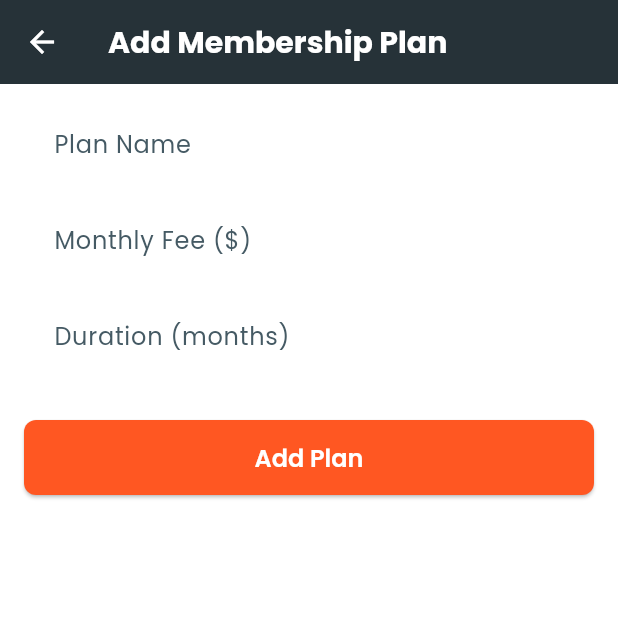
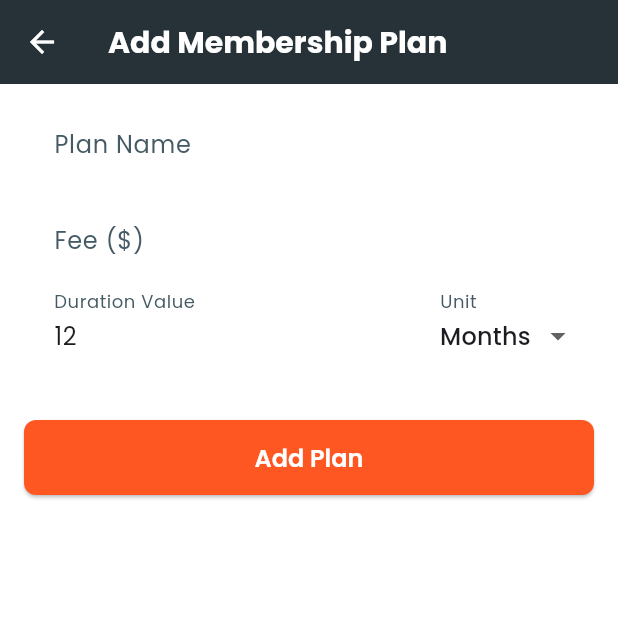
Before and after one commit to kurtcode19/Gym, a Flutter app: the AddMembershipPlanScreen screen opened by its route, on a phone screen of 412 x 824 dp, the top half of it. Run offline on Flutter 3.47's test engine with Material 3 defaults, Android fonts, the phone set to English and light mode, and no system bars; drawn by our look-alikes of flutter_form_builder; our stand-ins replace fl_chart, google_fonts, sqflite; accounts and stored records are empty.

Commit message:
changed membership schema

```diff
--- a/lib/models/membership_plan.dart
+++ b/lib/models/membership_plan.dart
@@ -1,25 +1,62 @@
-// lib/models/membership_plan.dart
+// lib/models/membership_plan.dart - UPDATED CONTENT
 import 'package:uuid/uuid.dart';
+
+enum DurationUnit {
+  days,
+  weeks,
+  months,
+  years,
+}
+
+extension DurationUnitExtension on DurationUnit {
+  String toDisplayString() {
+    return name[0].toUpperCase() + name.substring(1);
+  }
+}
 
 class MembershipPlan {
   final String planId;
   final String planName;
   final double monthlyFee;
-  final int duration; // Duration in months
+  final int durationValue; // e.g., 3, 6, 1
+  final DurationUnit durationUnit; // e.g., Months, Years, Weeks
 
   MembershipPlan({
     String? planId,
     required this.planName,
     required this.monthlyFee,
-    required this.duration,
+    required this.durationValue,
+    required this.durationUnit,
   }) : planId = planId ?? const Uuid().v4();
+
+  // Helper to calculate the end date based on a start date and plan's duration
+  DateTime calculateEndDate(DateTime startDate) {
+    DateTime endDate = startDate;
+    switch (durationUnit) {
+      case DurationUnit.days:
+        endDate = startDate.add(Duration(days: durationValue));
+        break;
+      case DurationUnit.weeks:
+        endDate = startDate.add(Duration(days: durationValue * 7));
+        break;
+      case DurationUnit.months:
+        endDate = DateTime(startDate.year, startDate.month + durationValue, startDate.day);
+        break;
+      case DurationUnit.years:
+        endDate = DateTime(startDate.year + durationValue, startDate.month, startDate.day);
+        break;
+    }
+    // Ensure the end date is inclusive of the last day, typically end of day
+    return DateTime(endDate.year, endDate.month, endDate.day, 23, 59, 59);
+  }
 
   Map<String, dynamic> toJson() {
     return {
       'plan_id': planId,
       'plan_name': planName,
       'monthly_fee': monthlyFee,
-      'duration': duration,
+      'duration_value': durationValue,
+      'duration_unit': durationUnit.name, // Store enum name as string
     };
   }
 
@@ -28,7 +65,8 @@ class MembershipPlan {
       planId: json['plan_id'],
       planName: json['plan_name'],
       monthlyFee: json['monthly_fee'],
-      duration: json['duration'],
+      durationValue: json['duration_value'],
+      durationUnit: DurationUnit.values.firstWhere((e) => e.name == json['duration_unit']),
     );
   }
 
@@ -36,13 +74,15 @@ class MembershipPlan {
     String? planId,
     String? planName,
     double? monthlyFee,
-    int? duration,
+    int? durationValue,
+    DurationUnit? durationUnit,
   }) {
     return MembershipPlan(
       planId: planId ?? this.planId,
       planName: planName ?? this.planName,
       monthlyFee: monthlyFee ?? this.monthlyFee,
-      duration: duration ?? this.duration,
+      durationValue: durationValue ?? this.durationValue,
+      durationUnit: durationUnit ?? this.durationUnit,
     );
   }
 }
--- a/lib/screens/add_membership_plan_screen.dart
+++ b/lib/screens/add_membership_plan_screen.dart
@@ -1,9 +1,9 @@
-// lib/screens/add_membership_plan_screen.dart
+// lib/screens/add_membership_plan_screen.dart - UPDATED CONTENT
 import 'package:flutter/material.dart';
 import 'package:flutter_form_builder/flutter_form_builder.dart';
 import 'package:provider/provider.dart';
-import 'package:gym/models/membership_plan.dart';
-import 'package:gym/providers/membership_plan_provider.dart';
+import 'package:gym/models/membership_plan.dart'; // Corrected import
+import 'package:gym/providers/membership_plan_provider.dart'; // Corrected import
 
 class AddMembershipPlanScreen extends StatefulWidget {
   final MembershipPlan? plan; // Optional: for editing existing plan
@@ -21,6 +21,21 @@ class _AddMembershipPlanScreenState extends State<AddMembershipPlanScreen> {
   Widget build(BuildContext context) {
     final isEditing = widget.plan != null;
 
+    Map<String, dynamic> initialValues = {};
+    if (isEditing) {
+      initialValues = {
+        'plan_name': widget.plan!.planName,
+        'monthly_fee': widget.plan!.monthlyFee.toString(),
+        'duration_value': widget.plan!.durationValue.toString(),
+        'duration_unit': widget.plan!.durationUnit, // Directly use enum value
+      };
+    } else {
+      initialValues = {
+        'duration_value': '12', // Default to 12
+        'duration_unit': DurationUnit.months, // Default to Months
+      };
+    }
+
     return Scaffold(
       appBar: AppBar(
         title: Text(isEditing ? 'Edit Membership Plan' : 'Add Membership Plan'),
@@ -29,14 +44,8 @@ class _AddMembershipPlanScreenState extends State<AddMembershipPlanScreen> {
         padding: const EdgeInsets.all(16.0),
         child: FormBuilder(
           key: _formKey,
-          initialValue: isEditing
-              ? {
-                  'plan_name': widget.plan!.planName,
-                  'monthly_fee': widget.plan!.monthlyFee.toString(),
-                  'duration': widget.plan!.duration.toString(),
-                }
-              : {},
-          child: Column(
+          initialValue: initialValues,
+          child: ListView( // Changed to ListView for scrollability
             children: [
               FormBuilderTextField(
                 name: 'plan_name',
@@ -46,7 +55,7 @@ class _AddMembershipPlanScreenState extends State<AddMembershipPlanScreen> {
               const SizedBox(height: 16),
               FormBuilderTextField(
                 name: 'monthly_fee',
-                decoration: const InputDecoration(labelText: 'Monthly Fee (\$)', hintText: 'e.g., 50.00'),
+                decoration: const InputDecoration(labelText: 'Fee (\$)', hintText: 'e.g., 50.00'),
                 keyboardType: TextInputType.number,
                 validator: (value) {
                   if (value == null || value.isEmpty) return 'Monthly fee cannot be empty';
@@ -56,16 +65,38 @@ class _AddMembershipPlanScreenState extends State<AddMembershipPlanScreen> {
                 },
               ),
               const SizedBox(height: 16),
-              FormBuilderTextField(
-                name: 'duration',
-                decoration: const InputDecoration(labelText: 'Duration (months)', hintText: 'e.g., 12'),
-                keyboardType: TextInputType.number,
-                validator: (value) {
-                  if (value == null || value.isEmpty) return 'Duration cannot be empty';
-                  if (int.tryParse(value) == null) return 'Invalid number';
-                  if (int.parse(value) <= 0) return 'Duration must be positive';
-                  return null;
-                },
+              Row(
+                children: [
+                  Expanded(
+                    flex: 2,
+                    child: FormBuilderTextField(
+                      name: 'duration_value',
+                      decoration: const InputDecoration(labelText: 'Duration Value', hintText: 'e.g., 12'),
+                      keyboardType: TextInputType.number,
+                      validator: (value) {
+                        if (value == null || value.isEmpty) return 'Value cannot be empty';
+                        if (int.tryParse(value) == null) return 'Invalid number';
+                        if (int.parse(value) <= 0) return 'Value must be positive';
+                        return null;
+                      },
+                    ),
+                  ),
+                  const SizedBox(width: 12),
+                  Expanded(
+                    flex: 1,
+                    child: FormBuilderDropdown<DurationUnit>(
+                      name: 'duration_unit',
+                      decoration: const InputDecoration(labelText: 'Unit'),
+                      validator: (value) => value == null ? 'Unit cannot be empty' : null,
+                      items: DurationUnit.values
+                          .map((unit) => DropdownMenuItem<DurationUnit>(
+                                value: unit,
+                                child: Text(unit.toDisplayString()),
+                              ))
+                          .toList(),
+                    ),
+                  ),
+                ],
               ),
               const SizedBox(height: 32),
               ElevatedButton(
@@ -76,7 +107,8 @@ class _AddMembershipPlanScreenState extends State<AddMembershipPlanScreen> {
                       planId: isEditing ? widget.plan!.planId : null,
                       planName: data['plan_name'],
                       monthlyFee: double.parse(data['monthly_fee']),
-                      duration: int.parse(data['duration']),
+                      durationValue: int.parse(data['duration_value']),
+                      durationUnit: data['duration_unit'] as DurationUnit,
                     );
 
                     if (isEditing) {
```
Also changed, not shown: lib/providers/database_helper.dart (+42 -6 lines), lib/providers/membership_plan_provider.dart (+6 -4 lines), lib/screens/add_membership_screen.dart (+60 -14 lines), lib/screens/membership_plans_screen.dart (+3 -4 lines).
